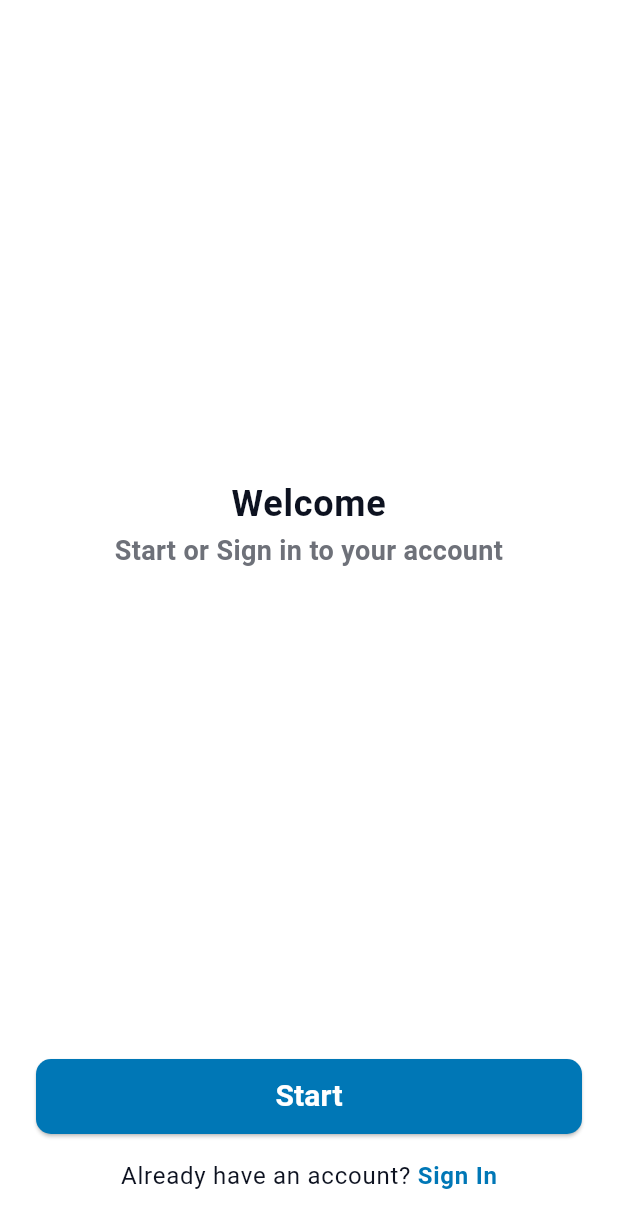
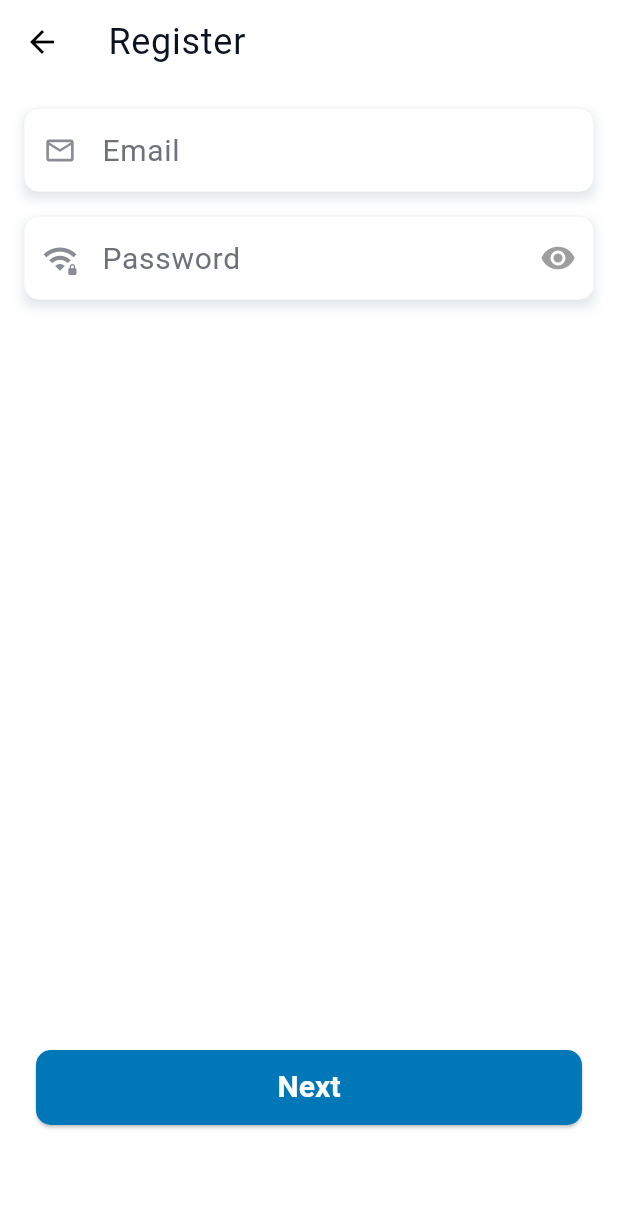
Before and after one commit to ZiyadALharbi/Diet-Tracker, a Flutter app: the WelcomePage screen opened directly, after a tap on "Start", on a phone screen of 412 x 824 dp. Shown: the top 1228 px of the screen. Run offline on Flutter 3.47's test engine with Material 3 defaults, Android fonts, the phone set to English and light mode, and no system bars.

Commit message:
what did i add?? hmmm...

```diff
--- /dev/null
+++ b/lib/core/utils/custom_text_field.dart
@@ -0,0 +1,119 @@
+import 'package:flutter/material.dart';
+
+class CustomTextField extends StatefulWidget {
+  const CustomTextField({
+    super.key,
+    required this.hint,
+    required this.label,
+    required this.icon,
+    this.controller,
+    this.onChanged,
+    this.isPassword = false,
+  });
+
+  final String hint;
+  final String label;
+  final IconData icon;
+  final TextEditingController? controller;
+  final Function(String)? onChanged;
+  final bool? isPassword;
+
+  @override
+  State<CustomTextField> createState() => _CustomTextFieldState();
+}
+
+class _CustomTextFieldState extends State<CustomTextField> {
+  bool obscurePassword = true;
+
+  @override
+  Widget build(BuildContext context) {
+    return Padding(
+      padding: const EdgeInsets.all(8.0),
+      child: Container(
+        decoration: BoxDecoration(
+          boxShadow: [
+            BoxShadow(
+              color: Colors.blueGrey.withOpacity(0.2), // Shadow color
+              blurRadius: 6, // How soft the shadow is
+              offset: const Offset(0, 4), // Position of the shadow (x, y)
+            ),
+          ],
+        ),
+        child: TextField(
+          enabled: true,
+          controller: widget.controller,
+          onChanged: widget.onChanged,
+          obscureText: widget.isPassword! ? obscurePassword : false,
+          decoration: InputDecoration(
+            fillColor: Colors.white,
+            filled: true,
+            hintText: widget.hint,
+            labelText: widget.label,
+            floatingLabelStyle: const TextStyle(
+              color: Color(0xFF0077B6), // Label color when focused
+              fontSize: 20,
+            ),
+            prefixIcon: Icon(
+              color: const Color(0xCC6E7179),
+              size: 22,
+              widget.icon,
+            ),
+            suffixIcon: widget.isPassword!
+                ? IconButton(
+                    icon: Icon(
+                      obscurePassword ? Icons.visibility : Icons.visibility_off,
+                      color: Colors.grey,
+                    ),
+                    onPressed: () {
+                      setState(() {
+                        obscurePassword = !obscurePassword;
+                      });
+                    },
+                  )
+                : null,
+            labelStyle: const TextStyle(
+              fontSize: 20,
+              fontWeight: FontWeight.w400,
+              color: Color(0xFF6E7179),
+            ),
+            hintStyle: const TextStyle(
+              color: Color(0x996E7179),
+              fontWeight: FontWeight.w400,
+            ),
+            enabledBorder: OutlineInputBorder(
+              borderRadius: BorderRadius.circular(10), // Rounded corners
+              borderSide: BorderSide(
+                  color: Colors.grey.withOpacity(0.4),
+                  width: 0.2), // Gray border
+            ),
+            // Border when the field is focused
+            focusedBorder: OutlineInputBorder(
+              borderRadius: BorderRadius.circular(10), // Rounded corners
+              borderSide: BorderSide(
+                  color: Colors.blueGrey.withOpacity(0.4), width: 1.2),
+              // Blue border
+            ),
+            // Border when the field is disabled
+            disabledBorder: OutlineInputBorder(
+              borderRadius: BorderRadius.circular(10), // Rounded corners
+              borderSide: BorderSide(
+                  color: Colors.grey.withOpacity(0.4)), // Gray border
+            ),
+            // Error border
+            errorBorder: OutlineInputBorder(
+              borderRadius: BorderRadius.circular(10),
+              borderSide: BorderSide(
+                  color: Colors.red.withOpacity(0.4),
+                  width: 2), // Red border for errors
+            ),
+            focusedErrorBorder: OutlineInputBorder(
+              borderRadius: BorderRadius.circular(10),
+              borderSide:
+                  BorderSide(color: Colors.red.withOpacity(0.4), width: 1),
+            ),
+          ),
+        ),
+      ),
+    );
+  }
+}
--- /dev/null
+++ b/lib/features/Auth/presentation/pages/sign_up_page.dart
@@ -0,0 +1,63 @@
+import 'package:diet_tracker/core/utils/custom_text_field.dart';
+import 'package:diet_tracker/features/Auth/presentation/widgets/sign_up_page/next_button.dart';
+import 'package:flutter/material.dart';
+
+class SignUpPage extends StatefulWidget {
+  const SignUpPage({super.key});
+
+  @override
+  State<SignUpPage> createState() => _SignUpPageState();
+}
+
+class _SignUpPageState extends State<SignUpPage> {
+  final emailController = TextEditingController();
+  final nameController = TextEditingController();
+  String username = "";
+  String password = "";
+
+  @override
+  Widget build(BuildContext context) {
+    return Scaffold(
+      backgroundColor: Colors.white,
+      appBar: AppBar(
+        title: Text("Register",
+            style: Theme.of(context).textTheme.bodyLarge?.copyWith(
+                  fontSize: 24,
+                )),
+      ),
+      body: Padding(
+        padding: const EdgeInsets.all(8.0),
+        child: Column(
+          mainAxisAlignment: MainAxisAlignment.spaceBetween,
+          children: [
+            Expanded(
+              child: Column(
+                children: [
+                  CustomTextField(
+                    hint: "email@gmail.com",
+                    label: "Email",
+                    icon: Icons.email_outlined,
+                    controller: emailController,
+                  ),
+                  CustomTextField(
+                    hint: "dfjbhdb2435t",
+                    label: "Password",
+                    icon: Icons.wifi_password,
+                    isPassword: true,
+                    onChanged: (value) {
+                      password = value;
+                    },
+                  ),
+                ],
+              ),
+            ),
+            const Padding(
+              padding: EdgeInsets.symmetric(vertical: 50),
+              child: NextButton(),
+            ),
+          ],
+        ),
+      ),
+    );
+  }
+}
--- a/lib/features/Auth/presentation/pages/welcome_page.dart
+++ b/lib/features/Auth/presentation/pages/welcome_page.dart
@@ -1,6 +1,6 @@
-import 'package:diet_tracker/features/Auth/presentation/widgets/login_massage.dart';
-import 'package:diet_tracker/features/Auth/presentation/widgets/start_button.dart';
-import 'package:diet_tracker/features/Auth/presentation/widgets/welcome_massage.dart';
+import 'package:diet_tracker/features/Auth/presentation/widgets/welcome_page/login_massage.dart';
+import 'package:diet_tracker/features/Auth/presentation/widgets/welcome_page/start_button.dart';
+import 'package:diet_tracker/features/Auth/presentation/widgets/welcome_page/welcome_massage.dart';
 import 'package:flutter/material.dart';
 
 class WelcomePage extends StatelessWidget {
--- a/lib/features/Auth/presentation/widgets/start_button.dart
+++ b/lib/features/Auth/presentation/widgets/sign_up_page/next_button.dart
@@ -1,8 +1,8 @@
-
+import 'package:diet_tracker/features/Auth/presentation/pages/sign_up_page.dart';
 import 'package:flutter/material.dart';
 
-class StartButton extends StatelessWidget {
-  const StartButton({
+class NextButton extends StatelessWidget {
+  const NextButton({
     super.key,
   });
 
@@ -17,9 +17,16 @@ class StartButton extends StatelessWidget {
             minimumSize: const Size(double.infinity, 50),
             shape: RoundedRectangleBorder(
                 borderRadius: BorderRadius.circular(10))),
-        onPressed: () {},
+        onPressed: () {
+          Navigator.push(
+            context,
+            MaterialPageRoute(
+              builder: (context) => const SignUpPage(),
+            ),
+          );
+        },
         child: const Text(
-          "Start",
+          "Next",
           style: TextStyle(
             fontSize: 20,
             fontWeight: FontWeight.bold,
--- a/lib/features/Auth/presentation/widgets/login_massage.dart
+++ b/lib/features/Auth/presentation/widgets/welcome_page/login_massage.dart
@@ -1,4 +1,3 @@
-
 import 'package:flutter/gestures.dart';
 import 'package:flutter/material.dart';
 
--- /dev/null
+++ b/lib/features/Auth/presentation/widgets/welcome_page/start_button.dart
@@ -0,0 +1,38 @@
+import 'package:diet_tracker/features/Auth/presentation/pages/sign_up_page.dart';
+import 'package:flutter/material.dart';
+
+class StartButton extends StatelessWidget {
+  const StartButton({
+    super.key,
+  });
+
+  @override
+  Widget build(BuildContext context) {
+    return Padding(
+      padding: const EdgeInsets.all(16.0),
+      child: ElevatedButton(
+        style: ElevatedButton.styleFrom(
+            backgroundColor: Theme.of(context).colorScheme.primary,
+            foregroundColor: Colors.white,
+            minimumSize: const Size(double.infinity, 50),
+            shape: RoundedRectangleBorder(
+                borderRadius: BorderRadius.circular(10))),
+        onPressed: () {
+          Navigator.push(
+            context,
+            MaterialPageRoute(
+              builder: (context) => const SignUpPage(),
+            ),
+          );
+        },
+        child: const Text(
+          "Start",
+          style: TextStyle(
+            fontSize: 20,
+            fontWeight: FontWeight.bold,
+          ),
+        ),
+      ),
+    );
+  }
+}
--- a/lib/features/onBoarding/presentation/pages/onboarding_page.dart
+++ b/lib/features/onBoarding/presentation/pages/onboarding_page.dart
@@ -1,7 +1,7 @@
 import 'package:flutter/material.dart';
 
 class OnboardingPage extends StatefulWidget {
-  const OnboardingPage({Key? key}) : super(key: key);
+  const OnboardingPage({super.key});
 
   @override
   State<OnboardingPage> createState() => _OnboardingPageState();
--- a/lib/main.dart
+++ b/lib/main.dart
@@ -1,5 +1,6 @@
 import 'package:diet_tracker/core/styles/app_colors.dart';
-import 'package:diet_tracker/features/Auth/presentation/pages/welcome_page.dart';
+import 'package:diet_tracker/features/Auth/presentation/pages/sign_up_page.dart';
+import 'package:diet_tracker/features/onBoarding/presentation/pages/onboarding_page.dart';
 import 'package:flutter/material.dart';
 
 void main() {
@@ -27,7 +28,7 @@ class _MainAppState extends State<MainApp> {
       theme: _buildLightTheme(),
       darkTheme: _buildDarkTheme(), // to be changed to custom
       themeMode: _themeMode, // device controls theme
-      home: const WelcomePage(),
+      home: const OnboardingPage(),
     );
   }
 
@@ -64,9 +65,9 @@ class _MainAppState extends State<MainApp> {
           primary: AppColors.darkPrimary,
           secondary: AppColors.darkSecondary,
         ),
-        scaffoldBackgroundColor: const Color(0x0D0D0D),
+        scaffoldBackgroundColor: const Color(0x000d0d0d),
         appBarTheme: const AppBarTheme(
-          backgroundColor: Color(0x0D0D0D),
+          backgroundColor: Color(0x000d0d0d),
         ),
         elevatedButtonTheme: ElevatedButtonThemeData(
           style: ElevatedButton.styleFrom(
```
Also changed, not shown: lib/features/Auth/presentation/widgets/welcome_page/welcome_massage.dart (renamed from lib/features/Auth/presentation/widgets/welcome_massage.dart), 1 other file.
